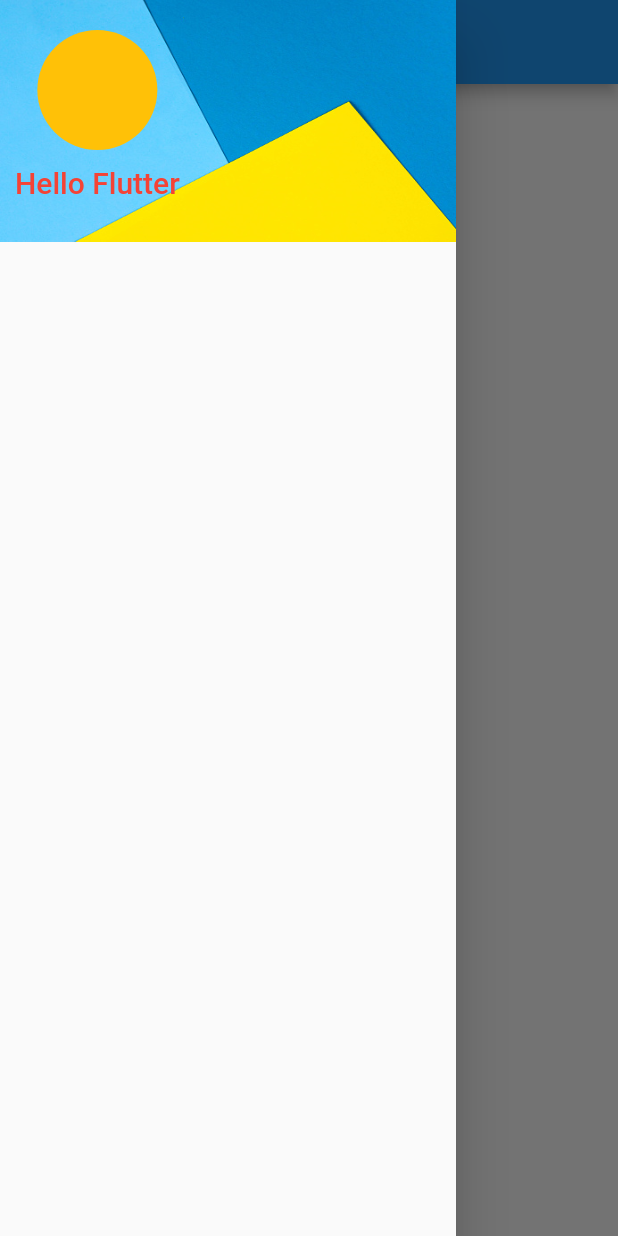
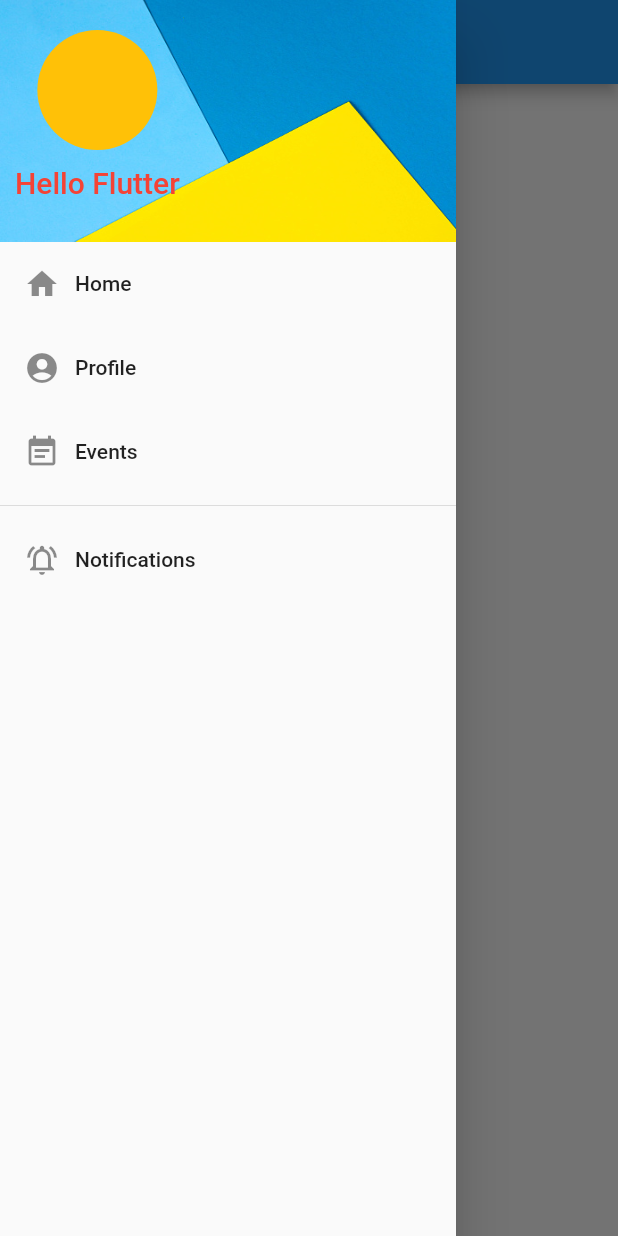
Before and after one commit to akteruzzaman816/flutter_sample_ui, a Flutter app: the screen it shows after launch, with the side drawer open, on a phone screen of 412 x 824 dp. Run offline on Flutter 3.47's test engine with Material 2 defaults, Android fonts, the phone set to English and light mode, and no system bars.

Commit message:
drawer layout added

```diff
--- /dev/null
+++ b/lib/widgets/create_drawer_body_item.dart
@@ -0,0 +1,12 @@
+import 'package:flutter/material.dart';
+
+Widget createDrawerBodyItem({required IconData icon,required String name,required GestureTapCallback onTap}){
+  return ListTile(
+    title: Row(children:[
+      Icon(icon),
+      Padding(padding: const EdgeInsets.only(left: 10),
+      child: Text(name),)
+    ],),
+    onTap: onTap,
+  );
+}
--- a/lib/widgets/drawer_layout.dart
+++ b/lib/widgets/drawer_layout.dart
@@ -1,4 +1,6 @@
 import 'package:flutter/material.dart';
+import 'package:navigation_drawer/routes/routes.dart';
+import 'package:navigation_drawer/widgets/create_drawer_body_item.dart';
 import 'package:navigation_drawer/widgets/create_drawer_header.dart';
 
 class AppDrawer extends StatefulWidget {
@@ -14,7 +16,12 @@ class _AppDrawerState extends State<AppDrawer> {
     return Drawer(
       child: ListView(
         children: [
-          createDrawerHeader()
+          createDrawerHeader(),
+          createDrawerBodyItem(icon: Icons.home, name: "Home", onTap: () => Navigator.pushReplacementNamed(context, Routes.homeScreen)),
+          createDrawerBodyItem(icon: Icons.account_circle, name: "Profile", onTap: () => Navigator.pushReplacementNamed(context, Routes.splashScreen)),
+          createDrawerBodyItem(icon: Icons.event_note, name: "Events", onTap: ()=> Navigator.pushReplacementNamed(context, Routes.splashScreen)),
+          const Divider(),
+          createDrawerBodyItem(icon: Icons.notifications_active_outlined, name: "Notifications", onTap: (){}),
         ],
       ),
     );
```
